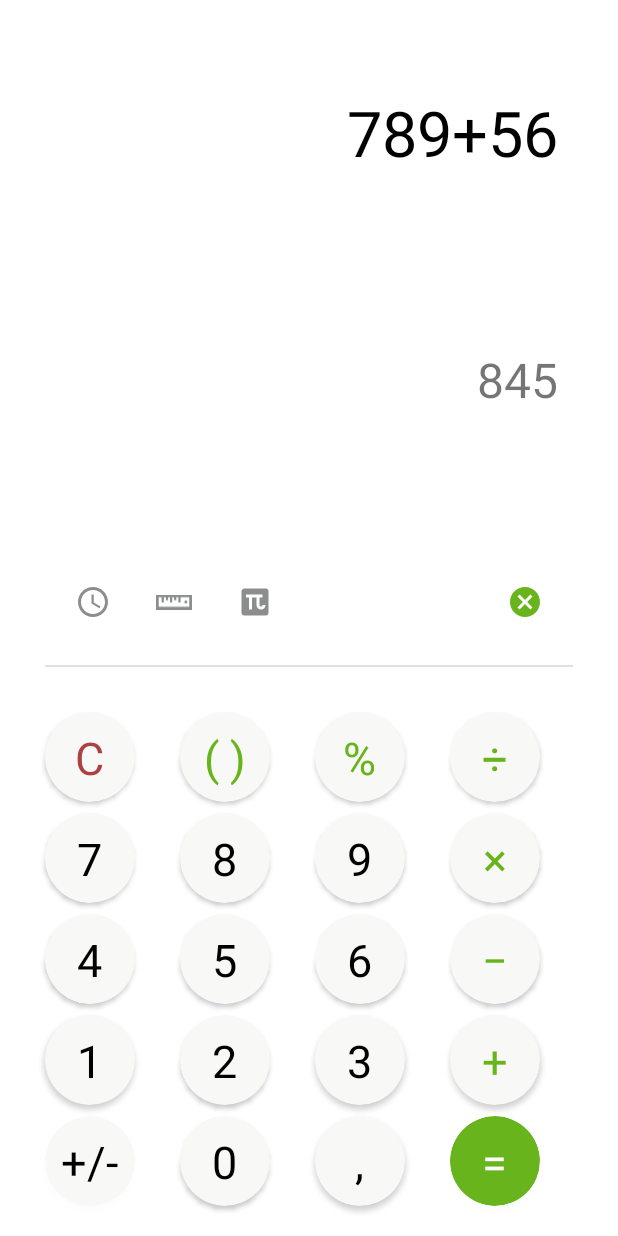
After one commit to Sanchello69/Week3, an Android app: the layout fragment_calculator2.xml on its own in the app's theme, with its tools: preview values and no code run, on a phone screen of 412 x 824 dp. The commit adds this screen. Run offline under Robolectric (Android 15) with nearby library versions, the phone set to English and light mode, and no system bars.

Commit message:
add calculatorFragment2

```diff
--- /dev/null
+++ b/app/src/main/java/com/vas/week3/CalculatorFragment2.kt
@@ -0,0 +1,19 @@
+package com.vas.week3
+
+import android.os.Bundle
+import androidx.fragment.app.Fragment
+import android.view.LayoutInflater
+import android.view.View
+import android.view.ViewGroup
+
+class CalculatorFragment2 : Fragment() {
+
+    override fun onCreateView(
+        inflater: LayoutInflater, container: ViewGroup?,
+        savedInstanceState: Bundle?
+    ): View? {
+        // Inflate the layout for this fragment
+        return inflater.inflate(R.layout.fragment_calculator2, container, false)
+    }
+
+}
--- a/app/src/main/java/com/vas/week3/MainFragment.kt
+++ b/app/src/main/java/com/vas/week3/MainFragment.kt
@@ -38,6 +38,9 @@ class MainFragment : Fragment() {
         binding.buttonCalculator1.setOnClickListener {
             Navigation.findNavController(it).navigate(R.id.action_mainFragment_to_calculatorFragment1)
         }
+        binding.buttonCalculator2.setOnClickListener {
+            Navigation.findNavController(it).navigate(R.id.action_mainFragment_to_calculatorFragment2)
+        }
 
         return binding.root
     }
--- /dev/null
+++ b/app/src/main/res/layout/fragment_calculator2.xml
@@ -0,0 +1,384 @@
+<?xml version="1.0" encoding="utf-8"?>
+<RelativeLayout xmlns:android="http://schemas.android.com/apk/res/android"
+    xmlns:tools="http://schemas.android.com/tools"
+    android:layout_width="match_parent"
+    android:layout_height="match_parent"
+    xmlns:app="http://schemas.android.com/apk/res-auto"
+    tools:context=".CalculatorFragment2">
+
+    <GridLayout
+        android:id="@+id/gridLayout"
+        android:layout_width="match_parent"
+        android:layout_height="wrap_content"
+        android:layout_alignParentStart="true"
+        android:layout_alignParentEnd="true"
+        android:layout_alignParentBottom="true"
+        android:layout_gravity="center"
+        android:columnCount="4"
+        android:orientation="horizontal">
+
+        <androidx.cardview.widget.CardView
+            android:id="@+id/cCardView"
+            style="@style/CardViewStyle"
+            android:layout_width="60dp"
+            android:layout_height="60dp"
+            android:layout_marginStart="30dp"
+            android:layout_marginBottom="7dp"
+            app:contentPadding="10dp">
+
+            <TextView
+                style="@style/TextViewStyle"
+                android:text="C"
+                android:textColor="#ac4043" />
+        </androidx.cardview.widget.CardView>
+
+        <androidx.cardview.widget.CardView
+            android:id="@+id/staplesCardView"
+            style="@style/CardViewStyle"
+            android:layout_width="60dp"
+            android:layout_height="60dp"
+            android:layout_marginStart="30dp"
+            app:contentPadding="10dp">
+
+            <TextView
+                style="@style/TextViewStyle"
+                android:text="( )"
+                android:textColor="#67b41d" />
+        </androidx.cardview.widget.CardView>
+
+        <androidx.cardview.widget.CardView
+            android:id="@+id/procentCardView"
+            style="@style/CardViewStyle"
+            android:layout_width="60dp"
+            android:layout_height="60dp"
+            android:layout_marginStart="30dp"
+            app:contentPadding="10dp">
+
+            <TextView
+                style="@style/TextViewStyle"
+                android:text="%"
+                android:textColor="#67b41d" />
+        </androidx.cardview.widget.CardView>
+
+        <androidx.cardview.widget.CardView
+            android:id="@+id/divideCardView"
+            style="@style/CardViewStyle"
+            android:layout_width="60dp"
+            android:layout_height="60dp"
+            android:layout_marginStart="30dp"
+            android:layout_marginEnd="30dp"
+            app:contentPadding="10dp">
+
+            <TextView
+                style="@style/TextViewStyle"
+                android:layout_width="wrap_content"
+                android:text="÷"
+                android:textColor="#67b41d" />
+        </androidx.cardview.widget.CardView>
+
+        <androidx.cardview.widget.CardView
+            android:id="@+id/sevenCardView"
+            style="@style/CardViewStyle"
+            android:layout_width="60dp"
+            android:layout_height="60dp"
+            android:layout_marginStart="30dp"
+            android:layout_marginBottom="7dp"
+            app:contentPadding="10dp">
+
+            <TextView
+                style="@style/TextViewStyle"
+                android:text="7" />
+        </androidx.cardview.widget.CardView>
+
+        <androidx.cardview.widget.CardView
+            android:id="@+id/eightCardView"
+            style="@style/CardViewStyle"
+            android:layout_width="60dp"
+            android:layout_height="60dp"
+            android:layout_marginStart="30dp"
+            app:contentPadding="10dp">
+
+            <TextView
+                style="@style/TextViewStyle"
+                android:text="8" />
+        </androidx.cardview.widget.CardView>
+
+        <androidx.cardview.widget.CardView
+            android:id="@+id/nineCardView"
+            style="@style/CardViewStyle"
+            android:layout_width="60dp"
+            android:layout_height="60dp"
+            android:layout_marginStart="30dp"
+            app:contentPadding="10dp">
+
+            <TextView
+                style="@style/TextViewStyle"
+                android:text="9" />
+        </androidx.cardview.widget.CardView>
+
+        <androidx.cardview.widget.CardView
+            android:id="@+id/multiplyCardView"
+            style="@style/CardViewStyle"
+            android:layout_width="60dp"
+            android:layout_height="60dp"
+            android:layout_marginStart="30dp"
+            android:layout_marginEnd="30dp"
+            app:contentPadding="10dp">
+
+            <TextView
+                style="@style/TextViewStyle"
+                android:text="×"
+                android:textColor="#67b41d" />
+        </androidx.cardview.widget.CardView>
+
+        <androidx.cardview.widget.CardView
+            android:id="@+id/fourCardView"
+            style="@style/CardViewStyle"
+            android:layout_width="60dp"
+            android:layout_height="60dp"
+            android:layout_marginStart="30dp"
+            android:layout_marginBottom="7dp"
+            app:contentPadding="10dp">
+
+            <TextView
+                style="@style/TextViewStyle"
+                android:text="4" />
+        </androidx.cardview.widget.CardView>
+
+        <androidx.cardview.widget.CardView
+            android:id="@+id/fiveCardView"
+            style="@style/CardViewStyle"
+            android:layout_width="60dp"
+            android:layout_height="60dp"
+            android:layout_marginStart="30dp"
+            app:contentPadding="10dp">
+
+            <TextView
+                style="@style/TextViewStyle"
+                android:text="5" />
+        </androidx.cardview.widget.CardView>
+
+        <androidx.cardview.widget.CardView
+            android:id="@+id/sixCardView"
+            style="@style/CardViewStyle"
+            android:layout_width="60dp"
+            android:layout_height="60dp"
+            android:layout_marginStart="30dp"
+            app:contentPadding="10dp">
+
+            <TextView
+                style="@style/TextViewStyle"
+                android:text="6" />
+        </androidx.cardview.widget.CardView>
+
+        <androidx.cardview.widget.CardView
+            android:id="@+id/minusCardView"
+            style="@style/CardViewStyle"
+            android:layout_width="60dp"
+            android:layout_height="60dp"
+            android:layout_marginStart="30dp"
+            android:layout_marginEnd="30dp"
+            app:contentPadding="10dp">
+
+            <TextView
+                style="@style/TextViewStyle"
+                android:text="−"
+                android:textColor="#67b41d" />
+        </androidx.cardview.widget.CardView>
+
+        <androidx.cardview.widget.CardView
+            android:id="@+id/oneCardView"
+            style="@style/CardViewStyle"
+            android:layout_width="60dp"
+            android:layout_height="60dp"
+            android:layout_marginStart="30dp"
+            android:layout_marginBottom="7dp"
+            app:contentPadding="10dp">
+
+            <TextView
+                style="@style/TextViewStyle"
+                android:text="1" />
+        </androidx.cardview.widget.CardView>
+
+        <androidx.cardview.widget.CardView
+            android:id="@+id/twoCardView"
+            style="@style/CardViewStyle"
+            android:layout_width="60dp"
+            android:layout_height="60dp"
+            android:layout_marginStart="30dp"
+            app:contentPadding="10dp">
+
+            <TextView
+                style="@style/TextViewStyle"
+                android:text="2" />
+        </androidx.cardview.widget.CardView>
+
+        <androidx.cardview.widget.CardView
+            android:id="@+id/threeCardView"
+            style="@style/CardViewStyle"
+            android:layout_width="60dp"
+            android:layout_height="60dp"
+            android:layout_marginStart="30dp"
+            app:contentPadding="10dp">
+
+            <TextView
+                style="@style/TextViewStyle"
+                android:text="3" />
+        </androidx.cardview.widget.CardView>
+
+        <androidx.cardview.widget.CardView
+            android:id="@+id/plusCardView"
+            style="@style/CardViewStyle"
+            android:layout_width="60dp"
+            android:layout_height="60dp"
+            android:layout_marginStart="30dp"
+            android:layout_marginEnd="30dp"
+            app:contentPadding="10dp">
+
+            <TextView
+                style="@style/TextViewStyle"
+                android:text="+"
+                android:textColor="#67b41d" />
+        </androidx.cardview.widget.CardView>
+
+        <androidx.cardview.widget.CardView
+            android:id="@+id/plusMinusCardView"
+            style="@style/CardViewStyle"
+            android:layout_width="60dp"
+            android:layout_height="60dp"
+            android:layout_marginStart="30dp"
+            android:layout_marginBottom="20dp"
+            app:contentPadding="10dp">
+
+            <TextView
+                style="@style/TextViewStyle"
+                android:text="+/-" />
+        </androidx.cardview.widget.CardView>
+
+        <androidx.cardview.widget.CardView
+            android:id="@+id/nullCardView"
+            style="@style/CardViewStyle"
+            android:layout_width="60dp"
+            android:layout_height="60dp"
+            android:layout_marginStart="30dp"
+            app:contentPadding="10dp">
+
+            <TextView
+                style="@style/TextViewStyle"
+                android:text="0" />
+        </androidx.cardview.widget.CardView>
+
+        <androidx.cardview.widget.CardView
+            android:id="@+id/commaCardView"
+            style="@style/CardViewStyle"
+            android:layout_width="60dp"
+            android:layout_height="60dp"
+            android:layout_marginStart="30dp"
+            app:contentPadding="10dp">
+
+            <TextView
+                style="@style/TextViewStyle"
+                android:text="," />
+        </androidx.cardview.widget.CardView>
+
+        <androidx.cardview.widget.CardView
+            android:id="@+id/equellyCardView"
+            style="@style/CardViewStyle"
+            android:layout_width="60dp"
+            android:layout_height="60dp"
+            android:layout_marginStart="30dp"
+            android:layout_marginEnd="30dp"
+            android:backgroundTint="#67b41d"
+            app:contentPadding="10dp">
+
+            <TextView
+                style="@style/TextViewStyle"
+                android:text="="
+                android:textColor="@android:color/white" />
+        </androidx.cardview.widget.CardView>
+
+    </GridLayout>
+
+    <com.google.android.material.divider.MaterialDivider
+        android:id="@+id/divider1"
+        android:layout_width="match_parent"
+        android:layout_height="wrap_content"
+        android:layout_above="@+id/gridLayout"
+        android:layout_alignParentStart="true"
+        android:layout_alignParentEnd="true"
+        android:layout_marginStart="30dp"
+        android:layout_marginEnd="30dp"
+        android:layout_marginBottom="30dp" />
+
+    <ImageView
+        android:id="@+id/timeImage"
+        android:layout_width="wrap_content"
+        android:layout_height="wrap_content"
+        android:layout_above="@+id/divider1"
+        android:layout_alignParentStart="true"
+        android:layout_marginStart="50dp"
+        android:layout_marginBottom="30dp"
+        android:src="@drawable/ic_baseline_access_time_24" />
+
+    <ImageView
+        android:id="@+id/lineImage"
+        android:layout_width="wrap_content"
+        android:layout_height="wrap_content"
+        android:layout_alignTop="@+id/timeImage"
+        android:layout_alignBottom="@+id/timeImage"
+        android:layout_marginStart="30dp"
+        android:layout_toEndOf="@+id/timeImage"
+        android:src="@drawable/ic_design_draw_pen_pencil_ruler_shape_write_icon_123894" />
+
+    <ImageView
+        android:id="@+id/piImage"
+        android:layout_width="wrap_content"
+        android:layout_height="wrap_content"
+        android:layout_alignTop="@+id/lineImage"
+        android:layout_alignBottom="@+id/lineImage"
+        android:layout_marginStart="30dp"
+        android:layout_toEndOf="@+id/lineImage"
+        android:src="@drawable/ic_pi_box_icon_135306"
+        app:layout_constraintBottom_toBottomOf="@+id/lineImage"
+        app:layout_constraintStart_toEndOf="@+id/lineImage"
+        app:layout_constraintTop_toTopOf="@+id/lineImage" />
+
+    <ImageView
+        android:id="@+id/deleteImage"
+        android:layout_width="wrap_content"
+        android:layout_height="wrap_content"
+        android:layout_above="@+id/divider1"
+        android:layout_alignParentEnd="true"
+        android:layout_marginEnd="50dp"
+        android:layout_marginBottom="30dp"
+        android:src="@drawable/ic_baseline_cancel_24"
+        app:layout_constraintBottom_toBottomOf="@+id/timeImage"
+        app:layout_constraintEnd_toEndOf="parent"
+        app:layout_constraintTop_toTopOf="@+id/timeImage"
+        app:tint="#67b41d" />
+
+    <TextView
+        android:id="@+id/countTextView"
+        android:layout_width="wrap_content"
+        android:layout_height="wrap_content"
+        android:layout_alignParentTop="true"
+        android:layout_alignParentEnd="true"
+        android:layout_marginTop="60dp"
+        android:layout_marginEnd="40dp"
+        android:text="789+56"
+        android:textColor="@android:color/black"
+        android:textSize="42sp" />
+
+    <TextView
+        android:id="@+id/resultTextView"
+        android:layout_width="wrap_content"
+        android:layout_height="wrap_content"
+        android:layout_above="@+id/deleteImage"
+        android:layout_below="@+id/countTextView"
+        android:gravity="center_vertical"
+        android:layout_alignParentEnd="true"
+        android:layout_marginEnd="40dp"
+        android:text="845"
+        android:textSize="32sp" />
+
+</RelativeLayout>
--- a/app/src/main/res/navigation/nav_graph.xml
+++ b/app/src/main/res/navigation/nav_graph.xml
@@ -23,6 +23,9 @@
         <action
             android:id="@+id/action_mainFragment_to_calculatorFragment1"
             app:destination="@id/calculatorFragment1" />
+        <action
+            android:id="@+id/action_mainFragment_to_calculatorFragment2"
+            app:destination="@id/calculatorFragment2" />
     </fragment>
     <fragment
         android:id="@+id/yandexFragment1"
@@ -50,4 +53,9 @@
         android:name="com.vas.week3.CalculatorFragment1"
         android:label="fragment_calculator1"
         tools:layout="@layout/fragment_calculator1" />
+    <fragment
+        android:id="@+id/calculatorFragment2"
+        android:name="com.vas.week3.CalculatorFragment2"
+        android:label="fragment_calculator2"
+        tools:layout="@layout/fragment_calculator2" />
 </navigation>
```
